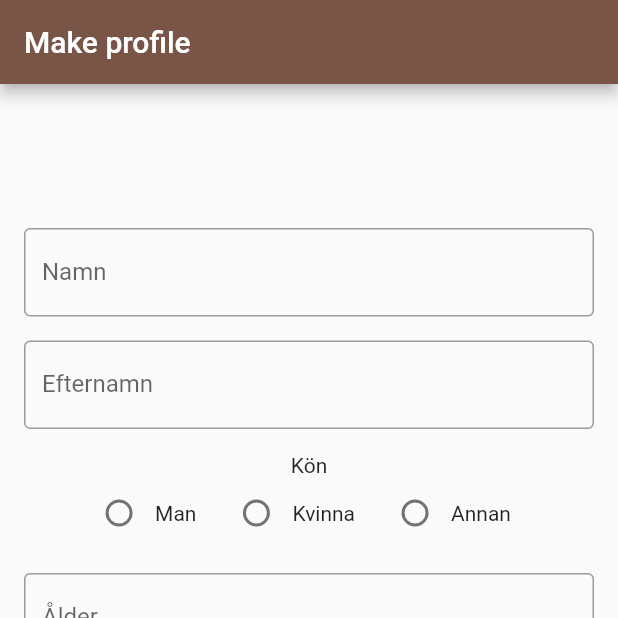
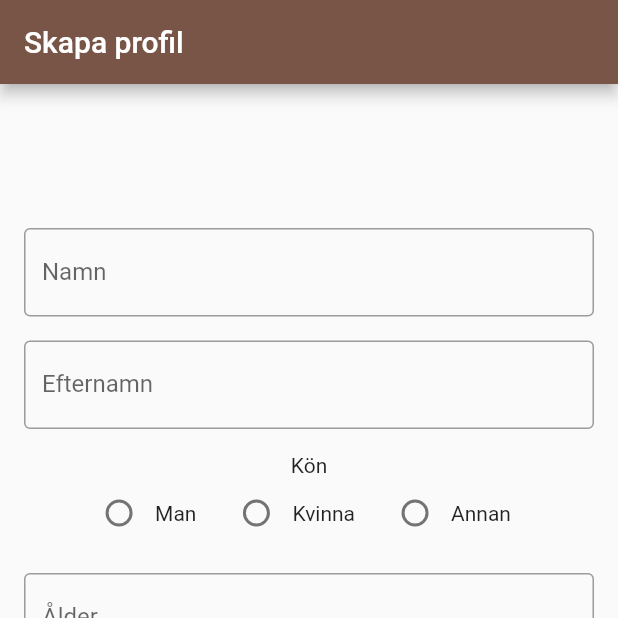
Before and after one commit to joas47/Bark_Buddy, a Flutter app: the screen it shows after launch, on a phone screen of 412 x 824 dp, the top half of it. Run offline on Flutter 3.47's test engine with Material 2 defaults, Android fonts, the phone set to English and light mode, and no system bars; our stand-ins replace cloud_firestore, firebase_auth, firebase_core, image_picker; accounts and stored records are empty.

```diff
--- a/lib/make_profile_page.dart
+++ b/lib/make_profile_page.dart
@@ -40,7 +40,7 @@ class _MakeProfilePageState extends State<MakeProfilePage> {
   Widget build(BuildContext context) {
     return Scaffold(
       appBar: AppBar(
-        title: const Text('Make profile'),
+        title: const Text('Skapa profil'),
       ),
       body: SingleChildScrollView(
         child: Padding(
```
